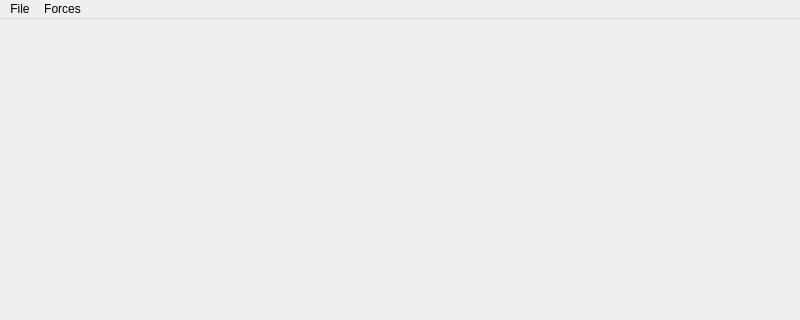
robocomp/dsr-graph, file components/idserver/src/mainUI.ui: the form before one commit; both pictures show x 0 to 800 and y 0 to 320 of the 800 by 600 pixel window.
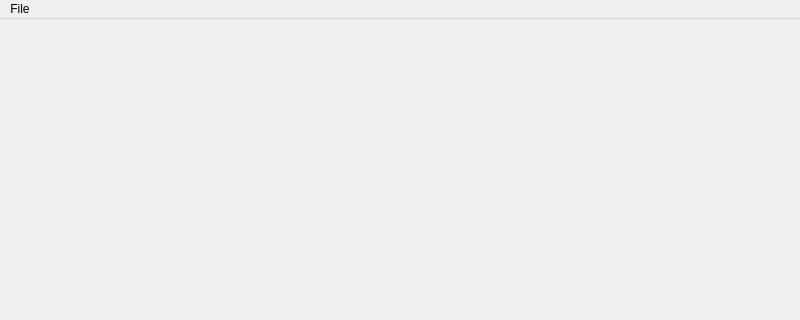
The form after the commit.

Patch:
```diff
--- a/components/idserver/src/mainUI.ui
+++ b/components/idserver/src/mainUI.ui
@@ -29,13 +29,7 @@
     </property>
     <addaction name="actionSaveToFile"/>
    </widget>
-   <widget class="QMenu" name="menuForces">
-    <property name="title">
-     <string>Forces</string>
-    </property>
-   </widget>
    <addaction name="menuFile"/>
-   <addaction name="menuForces"/>
   </widget>
   <widget class="QStatusBar" name="statusbar"/>
   <action name="actionSave">
```
